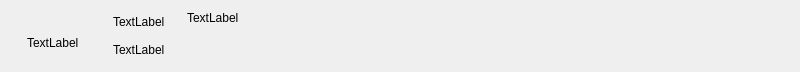
Before: the Qt Designer form src/libtomahawk/playlist/infobar/infobar.ui in tomahawk-player/tomahawk, drawn with Qt 5.
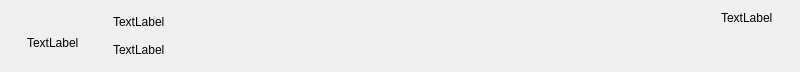
After: the same form once the commit is applied. Custom widgets are drawn as their Qt base class.

Commit message: Add a stretch factor to the title of the playlist header, things like "My Collection" don't get elided to My...tion

What changed in the file:
```diff
--- a/src/libtomahawk/playlist/infobar/infobar.ui
+++ b/src/libtomahawk/playlist/infobar/infobar.ui
@@ -25,7 +25,7 @@
   <property name="windowTitle">
    <string>InfoBar</string>
   </property>
-  <layout class="QHBoxLayout" name="horizontalLayout">
+  <layout class="QHBoxLayout" name="horizontalLayout" stretch="0,0,0,1,0,0,0">
    <item>
     <spacer name="horizontalSpacer_3">
      <property name="orientation">
```
